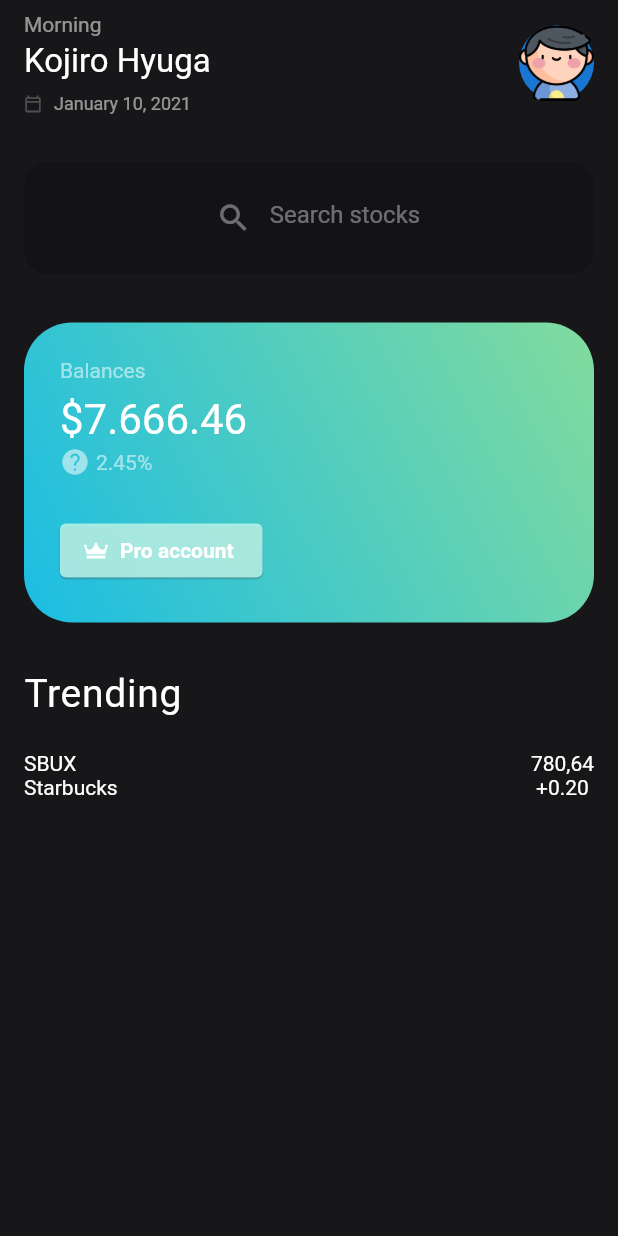
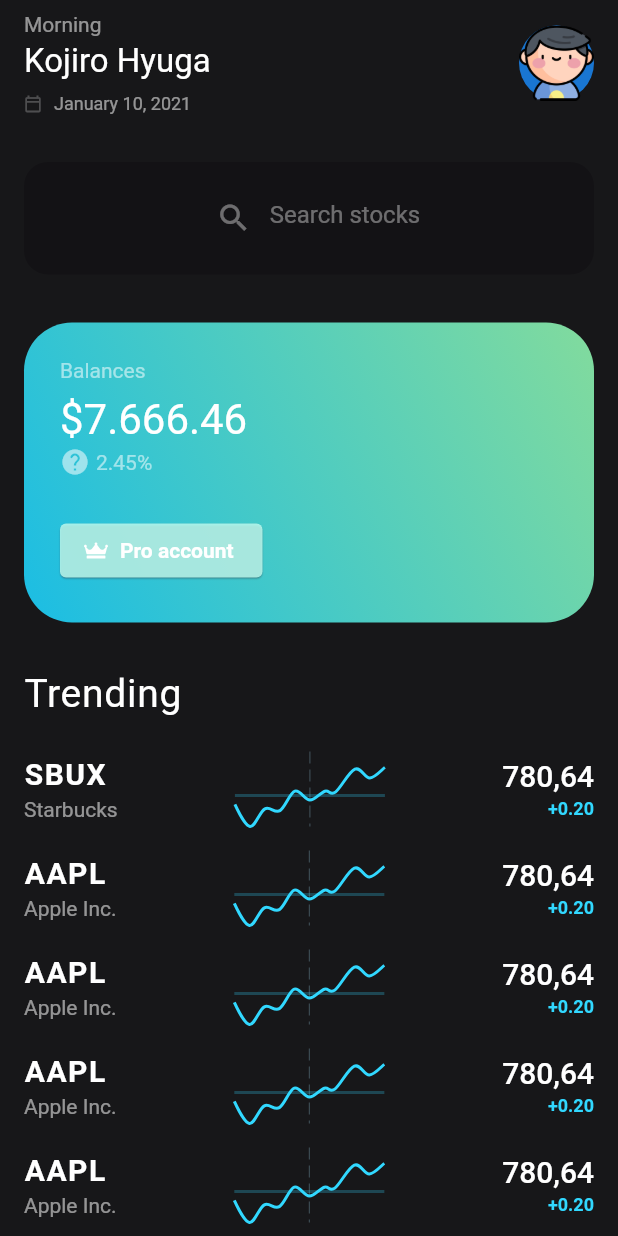
Before and after one commit to DanhLe1412/StockPrediction, a Flutter app: the screen it shows after launch, on a phone screen of 412 x 824 dp. Run offline on Flutter 3.47's test engine with Material 2 defaults, Android fonts, the phone set to English and light mode, and no system bars; drawn by our look-alikes of fl_chart; our stand-ins replace flutter_svg.

Commit message:
Stock Row info

```diff
--- a/lib/screens/HomeScreen/home_screen.dart
+++ b/lib/screens/HomeScreen/home_screen.dart
@@ -1,6 +1,8 @@
+import 'package:fl_chart/fl_chart.dart';
 import 'package:flutter/material.dart';
 import 'package:stock_prediction/screens/HomeScreen/widgets/header.dart';
 import 'package:stock_prediction/screens/HomeScreen/widgets/info_card.dart';
+import 'package:stock_prediction/screens/HomeScreen/widgets/row_stock.dart';
 import 'package:stock_prediction/screens/HomeScreen/widgets/search_box.dart';
 
 class HomeScreen extends StatefulWidget {
@@ -22,11 +24,6 @@ class _HomeScreenState extends State<HomeScreen> {
         body: SafeArea(
           child: Padding(
             padding: const EdgeInsets.symmetric(horizontal: 16.0, vertical: 8),
-            child: SingleChildScrollView(
-              child: ConstrainedBox(
-                constraints: BoxConstraints(
-                  maxHeight: MediaQuery.of(context).size.height,
-                ),
             child: Column(
               mainAxisSize: MainAxisSize.min,
               crossAxisAlignment: CrossAxisAlignment.start,
@@ -49,26 +46,104 @@ class _HomeScreenState extends State<HomeScreen> {
                   child: ListView(
                     physics: NeverScrollableScrollPhysics(),
                     children: [
-                          Row(
-                            mainAxisAlignment: MainAxisAlignment.spaceBetween,
-                            children: [
-                              Column(
-                                crossAxisAlignment: CrossAxisAlignment.start,
-                                children: [
-                                  Text(
-                                    'sbux'.toUpperCase(),
+                      RowStock(
+                        stockId: 'sbux',
+                        brand: 'Starbucks',
+                        spots: [
+                          FlSpot(0, 40),
+                          FlSpot(10, 15),
+                          FlSpot(20, 35),
+                          FlSpot(30, 33),
+                          FlSpot(40, 55),
+                          FlSpot(50, 45),
+                          FlSpot(60, 55),
+                          FlSpot(67, 54),
+                          FlSpot(80, 80),
+                          FlSpot(90, 70),
+                          FlSpot(100, 82),
+                        ],
+                        value: '780,64',
+                        changes: '+0.20',
                       ),
-                                  Text('Starbucks'),
+                      SizedBox(height: 16),
+                      RowStock(
+                        stockId: 'aapl',
+                        brand: 'Apple Inc.',
+                        spots: [
+                          FlSpot(0, 40),
+                          FlSpot(10, 15),
+                          FlSpot(20, 35),
+                          FlSpot(30, 33),
+                          FlSpot(40, 55),
+                          FlSpot(50, 45),
+                          FlSpot(60, 55),
+                          FlSpot(67, 54),
+                          FlSpot(80, 80),
+                          FlSpot(90, 70),
+                          FlSpot(100, 82),
                         ],
+                        value: '780,64',
+                        changes: '+0.20',
                       ),
-                              Column(
-                                mainAxisAlignment: MainAxisAlignment.start,
-                                children: [
-                                  Text('780,64'),
-                                  Text('+0.20'),
+                      SizedBox(height: 16),
+                      RowStock(
+                        stockId: 'aapl',
+                        brand: 'Apple Inc.',
+                        spots: [
+                          FlSpot(0, 40),
+                          FlSpot(10, 15),
+                          FlSpot(20, 35),
+                          FlSpot(30, 33),
+                          FlSpot(40, 55),
+                          FlSpot(50, 45),
+                          FlSpot(60, 55),
+                          FlSpot(67, 54),
+                          FlSpot(80, 80),
+                          FlSpot(90, 70),
+                          FlSpot(100, 82),
                         ],
+                        value: '780,64',
+                        changes: '+0.20',
                       ),
+                      SizedBox(height: 16),
+                      RowStock(
+                        stockId: 'aapl',
+                        brand: 'Apple Inc.',
+                        spots: [
+                          FlSpot(0, 40),
+                          FlSpot(10, 15),
+                          FlSpot(20, 35),
+                          FlSpot(30, 33),
+                          FlSpot(40, 55),
+                          FlSpot(50, 45),
+                          FlSpot(60, 55),
+                          FlSpot(67, 54),
+                          FlSpot(80, 80),
+                          FlSpot(90, 70),
+                          FlSpot(100, 82),
                         ],
+                        value: '780,64',
+                        changes: '+0.20',
+                      ),
+                      SizedBox(height: 16),
+                      RowStock(
+                        stockId: 'aapl',
+                        brand: 'Apple Inc.',
+                        spots: [
+                          FlSpot(0, 40),
+                          FlSpot(10, 15),
+                          FlSpot(20, 35),
+                          FlSpot(30, 33),
+                          FlSpot(40, 55),
+                          FlSpot(50, 45),
+                          FlSpot(60, 55),
+                          FlSpot(67, 54),
+                          FlSpot(80, 80),
+                          FlSpot(90, 70),
+                          FlSpot(100, 82),
+                        ],
+                        value: '780,64',
+                        changes: '+0.20',
                       ),
                     ],
                   ),
@@ -78,8 +153,6 @@ class _HomeScreenState extends State<HomeScreen> {
           ),
         ),
       ),
-        ),
-      ),
     );
   }
 }
--- /dev/null
+++ b/lib/screens/HomeScreen/widgets/row_stock.dart
@@ -0,0 +1,104 @@
+import 'package:fl_chart/fl_chart.dart';
+import 'package:flutter/material.dart';
+
+class RowStock extends StatefulWidget {
+  const RowStock(
+      {Key? key,
+      required this.stockId,
+      required this.brand,
+      required this.spots,
+      required this.value,
+      required this.changes})
+      : super(key: key);
+  final String stockId;
+  final String brand;
+  final List<FlSpot> spots;
+  final String value;
+  final String changes;
+
+  @override
+  _RowStockState createState() => _RowStockState();
+}
+
+class _RowStockState extends State<RowStock> {
+  @override
+  Widget build(BuildContext context) {
+    return Row(
+      mainAxisAlignment: MainAxisAlignment.spaceBetween,
+      children: [
+        Column(
+          crossAxisAlignment: CrossAxisAlignment.start,
+          children: [
+            Text(
+              widget.stockId.toUpperCase(),
+              style: TextStyle(
+                fontSize: 20,
+                fontWeight: FontWeight.w600,
+                letterSpacing: 1,
+              ),
+            ),
+            SizedBox(height: 4),
+            Text(
+              widget.brand,
+              style: TextStyle(color: Colors.white54),
+            ),
+          ],
+        ),
+        ConstrainedBox(
+          constraints: BoxConstraints(maxWidth: 100, maxHeight: 50),
+          child: LineChart(
+            LineChartData(
+              maxX: 100,
+              maxY: 100,
+              gridData: FlGridData(
+                drawHorizontalLine: false,
+              ),
+              titlesData: FlTitlesData(
+                show: false,
+              ),
+              borderData: FlBorderData(show: false),
+              extraLinesData: ExtraLinesData(
+                horizontalLines: [
+                  HorizontalLine(
+                    color: Color(0x4031D8FF),
+                    y: 50,
+                  ),
+                ],
+              ),
+              lineBarsData: [
+                LineChartBarData(
+                  isCurved: true,
+                  dotData: FlDotData(show: false),
+                  spots: widget.spots,
+                  colors: [Color(0xFF31D8FF)],
+                ),
+              ],
+            ),
+          ),
+        ),
+        Column(
+          mainAxisAlignment: MainAxisAlignment.start,
+          crossAxisAlignment: CrossAxisAlignment.end,
+          children: [
+            Text(
+              widget.value,
+              style: TextStyle(
+                fontSize: 20,
+                fontWeight: FontWeight.w500,
+              ),
+            ),
+            SizedBox(height: 4),
+            Text(
+              widget.changes,
+              style: TextStyle(
+                color: Color(0xFF31D8FF),
+                fontSize: 12,
+                fontWeight: FontWeight.w600,
+              ),
+            ),
+          ],
+        ),
+      ],
+    );
+  }
+}
--- a/pubspec.yaml
+++ b/pubspec.yaml
@@ -29,6 +29,7 @@ dependencies:
   # Use with the CupertinoIcons class for iOS style icons.
   cupertino_icons: ^1.0.2
   flutter_svg: ^0.22.0
+  fl_chart: ^0.36.2
 
 dev_dependencies:
   flutter_test:
```
Also changed, not shown: pubspec.lock. Lines whose indentation alone changed are shown as unchanged.
